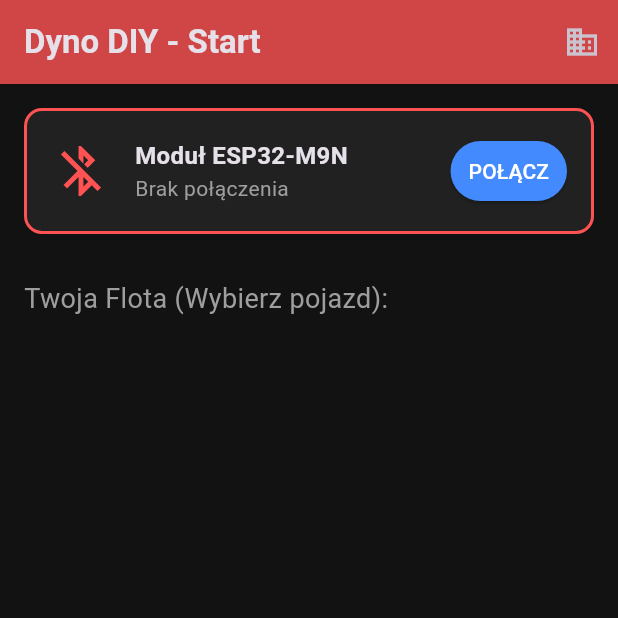
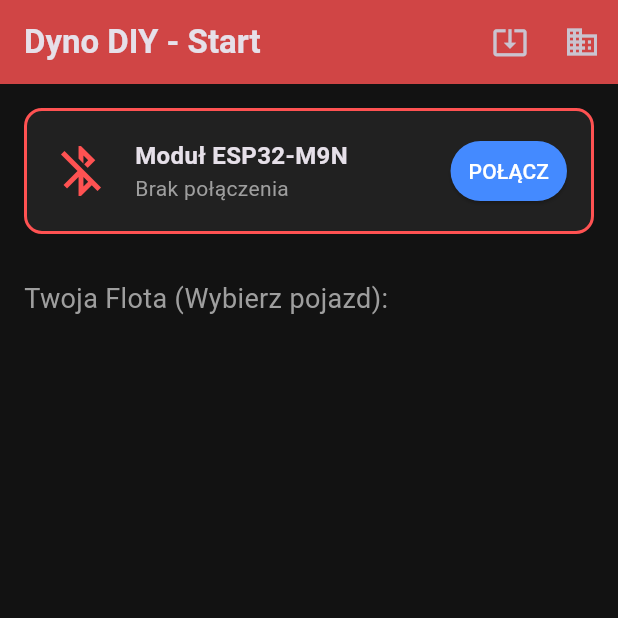
Before and after one commit to zydziupolska-cmyk/dyno-diy-flutter, a Flutter app: the screen it shows after launch, on a phone screen of 412 x 824 dp, the top half of it. Run offline on Flutter 3.47's test engine with Material 3 defaults, Android fonts, the phone set to English and light mode, and no system bars; our stand-ins replace file_picker, fl_chart, flutter_blue_plus, image_picker, pdf, permission_handler and 2 more; accounts and stored records are empty.

Commit message:
Fix: ota_update

```diff
--- a/lib/main.dart
+++ b/lib/main.dart
@@ -8,6 +8,7 @@ import 'screens/add_car_screen.dart';
 import 'screens/workshop_settings_screen.dart';
 import 'screens/gps_diagnostics_screen.dart';
 import 'screens/gps_replay_screen.dart';
+import 'screens/ota_update_screen.dart';
 import 'services/database_service.dart';
 import 'models/car_profile.dart';
 import 'services/bluetooth_service.dart';
@@ -85,6 +86,15 @@ class _MainMenuScreenState extends State<MainMenuScreen> {
         title: const Text('Dyno DIY - Start', style: TextStyle(fontWeight: FontWeight.bold)),
         backgroundColor: Colors.redAccent.withValues(alpha: 0.8),
         actions: [
+          IconButton(
+            icon: const Icon(Icons.system_update_alt),
+            tooltip: 'Aktualizacja firmware ESP32',
+            onPressed: () => Navigator.push(
+              context,
+              MaterialPageRoute(
+                  builder: (_) => const OtaUpdateScreen()),
+            ),
+          ),
           IconButton(
             icon: const Icon(Icons.business_outlined),
             tooltip: 'Ustawienia warsztatu',
```
